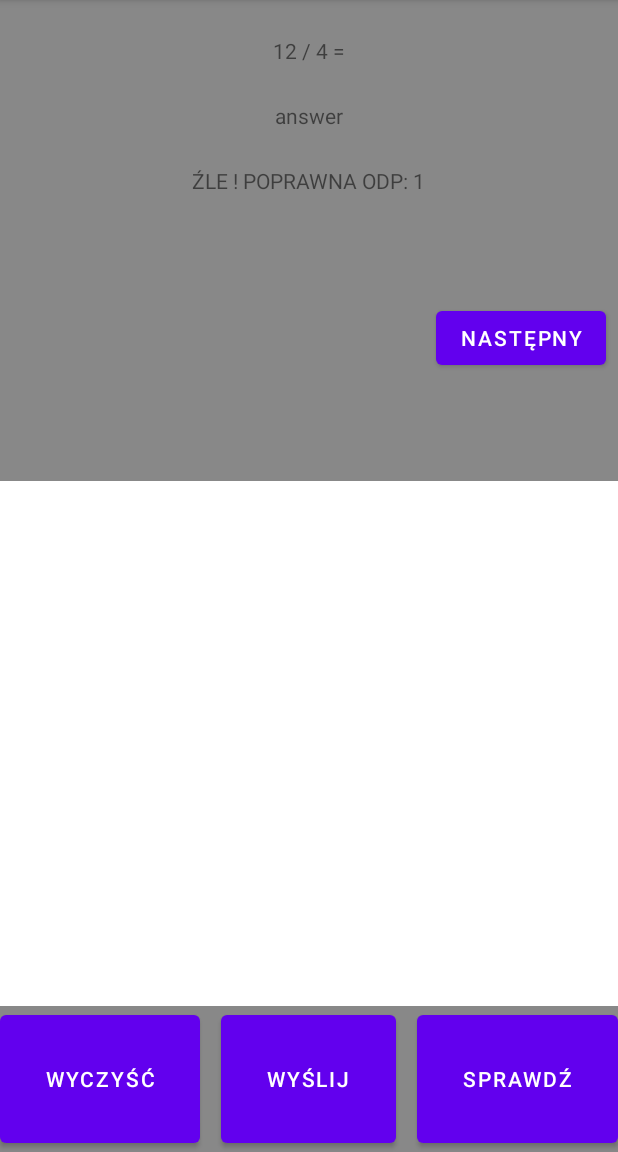
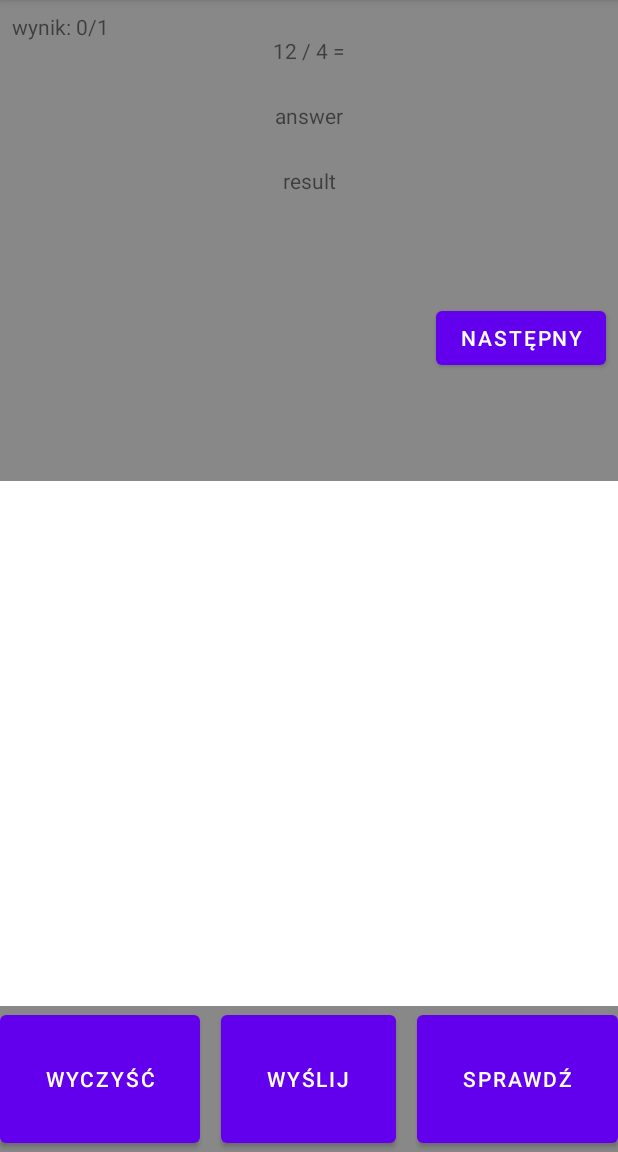
Before and after one commit to Mon4/math-app, an Android app: the screen it shows after launch (MainActivity), after a tap on "NASTĘPNY", on a phone screen of 412 x 824 dp, the part 84-1236 px from its top. Run offline under Robolectric (Android 15) with nearby library versions, the phone set to English and light mode, and no system bars; 3 other taps on this screen came first.

Commit message:
j-task_counter

```diff
--- a/java/app/src/main/java/pl/monika/maths/MainActivity.java
+++ b/java/app/src/main/java/pl/monika/maths/MainActivity.java
@@ -26,6 +26,8 @@ public class MainActivity extends AppCompatActivity {
     public static final MediaType MEDIA_TYPE_PNG = MediaType.get("image/png; charset=utf-8");
     static OkHttpClient client = new OkHttpClient();
     Task task;
+    private int task_counter = 0;
+    private int good_counter = 0;
 
     @Override
     protected void onCreate(Bundle savedInstanceState) {
@@ -92,21 +94,39 @@ public class MainActivity extends AppCompatActivity {
             }
     });
 }
-    public void check (View v){
+    public void check (View v) {
         TextView answerTextView = findViewById(R.id.text_answer);
         String answer = answerTextView.getText().toString();
         TextView resTextView = findViewById(R.id.text_result);
 
 
-        if (Integer.parseInt(answer) == task.result){
-            resTextView.setText("DOBRZE !");}
-        else{resTextView.setText("ŹLE ! POPRAWNA ODP: " + task.result);}
+        if (Integer.parseInt(answer) == task.result) {
+            resTextView.setText("DOBRZE !");
+            good_counter += 1;
+        } else {
+            resTextView.setText("ŹLE ! POPRAWNA ODP: " + task.result);
+        }
     }
 
     public void next (View v) {
-        TextView taskTextView = findViewById(R.id.text_task);
+        TextView taskTV = findViewById(R.id.text_task);
         task = Tasks.yourTask();
         String equation = task.equation;
-        taskTextView.setText(equation + " =");
+        taskTV.setText(equation + " =");
+
+        task_counter += 1;
+        scoreUpdate();
+
+
+        // cleaning
+        TextView answerTV = findViewById(R.id.text_answer);
+        answerTV.setText("answer");
+        TextView resultTV = findViewById(R.id.text_result);
+        resultTV.setText("result");
+    }
+
+    public void scoreUpdate() {
+        TextView scoreTV = findViewById(R.id.text_score);
+        scoreTV.setText("wynik: " + good_counter + "/" + task_counter);
     }
 }
--- a/java/app/src/main/res/layout/activity_main.xml
+++ b/java/app/src/main/res/layout/activity_main.xml
@@ -104,4 +104,14 @@
         app:layout_constraintEnd_toEndOf="parent"
         app:layout_constraintTop_toBottomOf="@+id/text_result" />
 
+    <TextView
+        android:id="@+id/text_score"
+        android:layout_width="wrap_content"
+        android:layout_height="wrap_content"
+        android:layout_marginStart="8dp"
+        android:layout_marginTop="8dp"
+        android:text="wynik: "
+        app:layout_constraintStart_toStartOf="parent"
+        app:layout_constraintTop_toTopOf="parent" />
+
 </androidx.constraintlayout.widget.ConstraintLayout>
```
